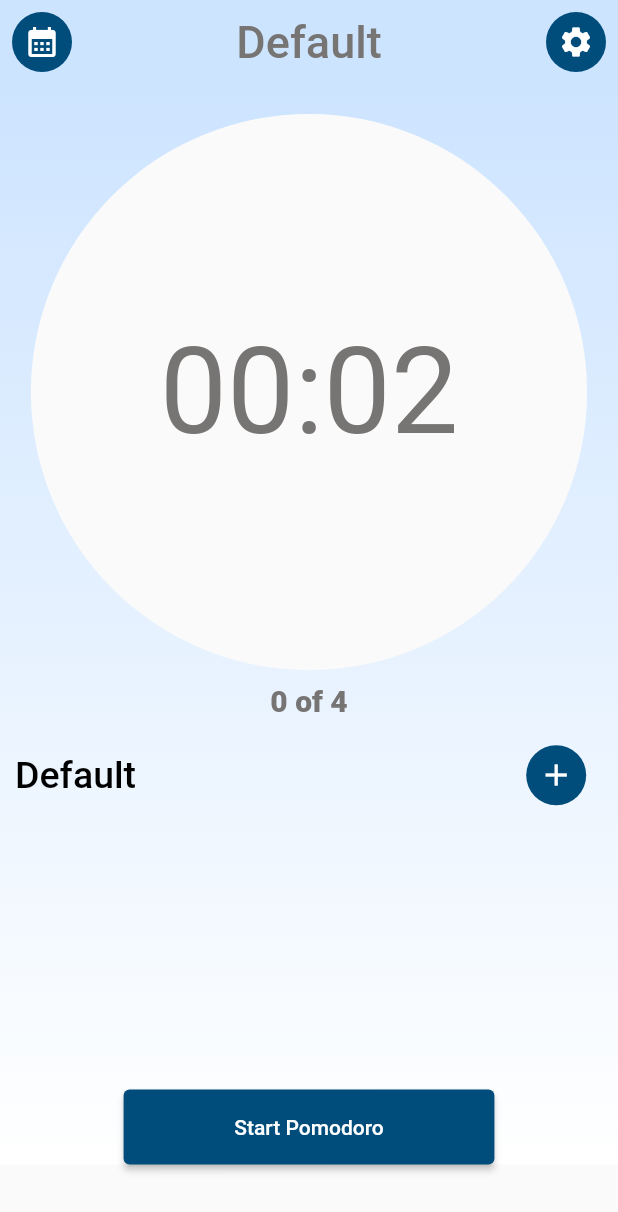
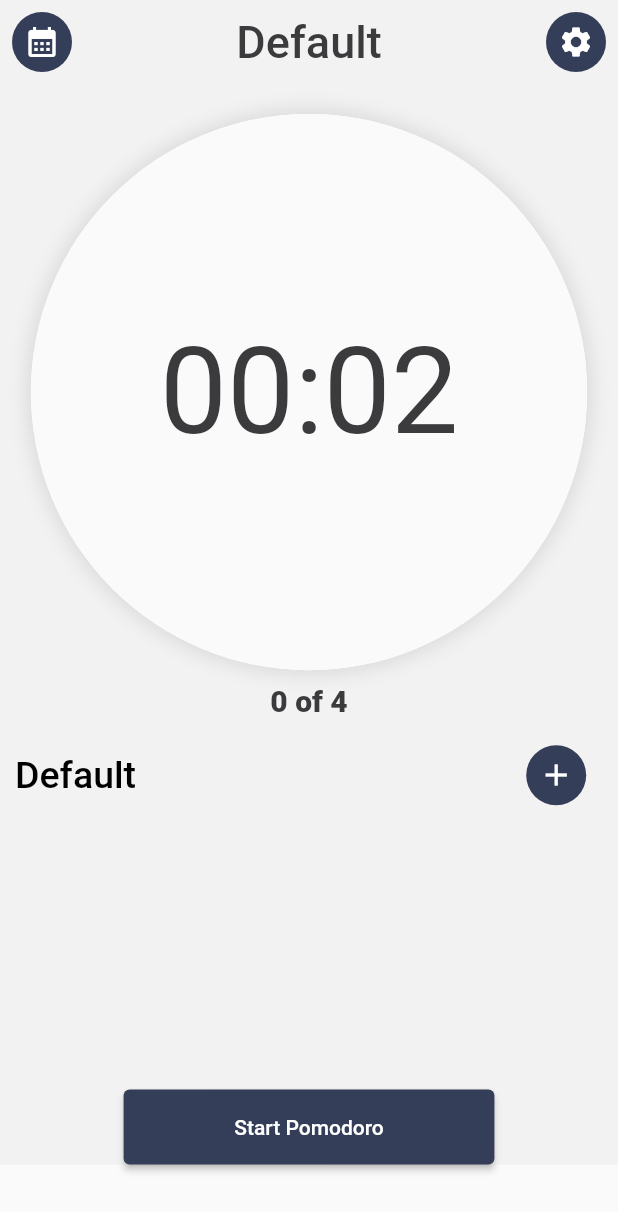
Before and after one commit to vin-murithi/zeit-prototype, a Flutter app: the screen it shows after launch, on a phone screen of 412 x 824 dp. Shown: the top 1212 px of the screen. Run offline on Flutter 3.47's test engine with Material 2 defaults, Android fonts, the light colour scheme and no system bars; our stand-ins replace pie_chart, table_calendar.

Commit message:
changes to UI

```diff
--- a/lib/constants.dart
+++ b/lib/constants.dart
@@ -1,12 +1,13 @@
 import 'package:flutter/material.dart';
 
 //General
-const kTextColor = Color.fromRGBO(119, 116, 116, 1);
-const kPrimaryColor = Color.fromRGBO(205, 228, 255, 1);
+//Color(0xff050a21);
+const kTextColor = Color.fromARGB(255, 59, 59, 61);
+const kPrimaryColor = Color(0xffF2F2F2);
 const kSecondaryColor = Color.fromRGBO(119, 116, 116, 1);
-const kTertiaryColor = Color.fromRGBO(0, 76, 123, 1);
+const kTertiaryColor = Color(0xff353E58);
 const kDefaultPadding = 20.0;
-const kCardColor = Color.fromRGBO(217, 241, 255, 1);
+const kCardColor = Color(0xffFFFFFF);
 const kSuccess = Color(0xff5cb85c);
 const kDanger = Color(0xffC10000);
 //Home Page
--- a/lib/screens/history/summary.dart
+++ b/lib/screens/history/summary.dart
@@ -167,6 +167,7 @@ class _SummaryState extends State<Summary> {
                 child: Column(
                   children: [
                     Container(
+                      width: MediaQuery.of(context).size.width * 0.9,
                       decoration: const BoxDecoration(
                           border: Border(
                         bottom: BorderSide(color: kTextColor),
@@ -181,7 +182,7 @@ class _SummaryState extends State<Summary> {
                       child: PieChart(
                         dataMap: pieChartData,
                         colorList: pieColorList,
-                        chartRadius: MediaQuery.of(context).size.width * 0.7,
+                        chartRadius: MediaQuery.of(context).size.width * 0.6,
                         chartValuesOptions: const ChartValuesOptions(
                           showChartValueBackground: false,
                           showChartValues: true,
--- a/lib/screens/history/tasks.dart
+++ b/lib/screens/history/tasks.dart
@@ -31,20 +31,17 @@ class _TasksState extends State<Tasks> {
   //Method to get tasks
   Future<List> loadTasks() async {
     await Database().readDatabase().then((value) {
-      // print('raw db: $value');
       sortTaskMap(value);
       value.entries.forEach((e) => taskHistoryList.add({e.key: e.value}));
       setState(() {
         database = taskHistoryList;
       });
     });
-    print('task hist list: $taskHistoryList');
     return taskHistoryList;
   }
 
   @override
   void initState() {
-    // TODO: implement initState
     super.initState();
     loadTasks();
   }
@@ -53,7 +50,7 @@ class _TasksState extends State<Tasks> {
   Widget build(BuildContext context) {
     if (database != null) {
       return Padding(
-        padding: const EdgeInsets.fromLTRB(5, 10, 5, 0),
+        padding: const EdgeInsets.fromLTRB(5, 15, 5, 0),
         child: ListView.builder(
             itemCount: taskHistoryList.length,
             itemBuilder: (BuildContext context, int index) {
--- a/lib/screens/home/home_screen.dart
+++ b/lib/screens/home/home_screen.dart
@@ -395,15 +395,7 @@ class _HomeScreenState extends State<HomeScreen> {
       appBar: buildAppBar(context),
       body: SafeArea(
         child: Container(
-            decoration: const BoxDecoration(
-                gradient: LinearGradient(
-              begin: Alignment.topCenter,
-              end: Alignment.bottomCenter,
-              colors: [
-                kPrimaryColor,
-                Color.fromARGB(255, 255, 255, 255),
-              ],
-            )),
+            color: kPrimaryColor,
             child: SingleChildScrollView(
               child: Column(
                 children: <Widget>[
@@ -418,6 +410,17 @@ class _HomeScreenState extends State<HomeScreen> {
                             alignment: Alignment.center,
                             height: deviceHeight * 0.45,
                             width: deviceWidth,
+                            child: Container(
+                              decoration: const BoxDecoration(
+                                color: Colors.white,
+                                shape: BoxShape.circle,
+                                boxShadow: [
+                                  BoxShadow(
+                                      blurRadius: 10,
+                                      color: Color.fromARGB(255, 218, 218, 218),
+                                      spreadRadius: 3)
+                                ],
+                              ),
                               child: CircleAvatar(
                                 backgroundColor: kCountDownDial,
                                 radius: 250,
@@ -426,6 +429,7 @@ class _HomeScreenState extends State<HomeScreen> {
                                   style: const TextStyle(
                                     fontSize: 80.0,
                                     color: kTextColor,
+                                  ),
                                 ),
                               ),
                             ),
```
Also changed, not shown: lib/controllers/database.dart (+24 -1 lines), lib/screens/history/taskHistory.dart (+13 -1 lines), 1 other file. Lines whose indentation alone changed are shown as unchanged.
